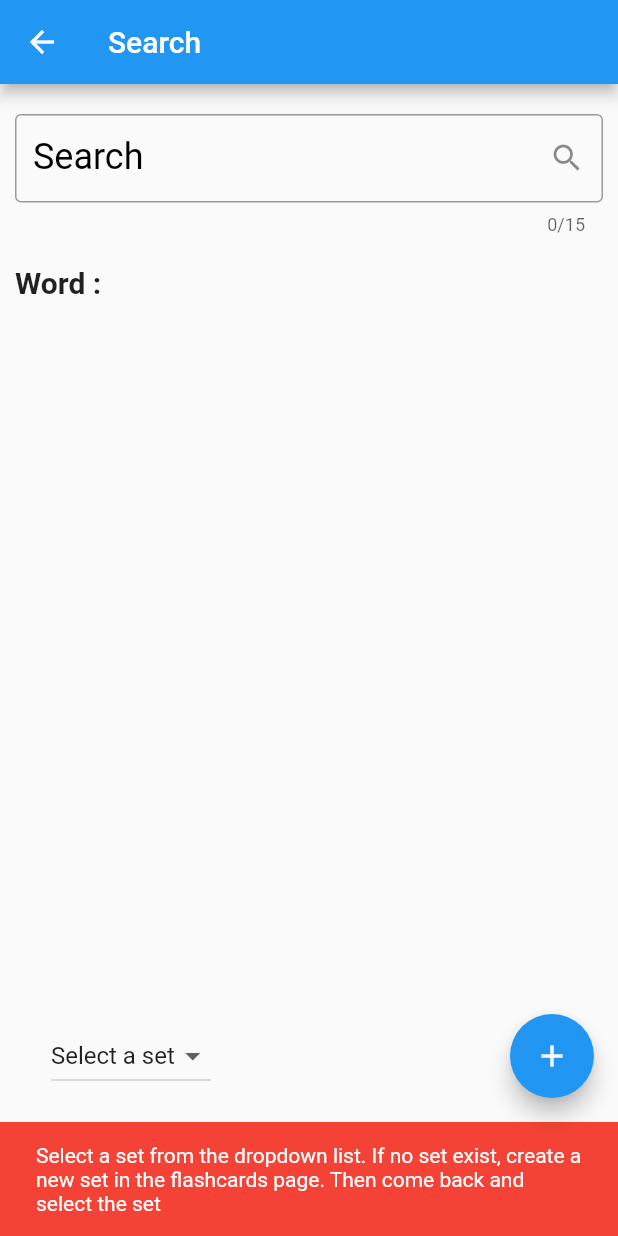
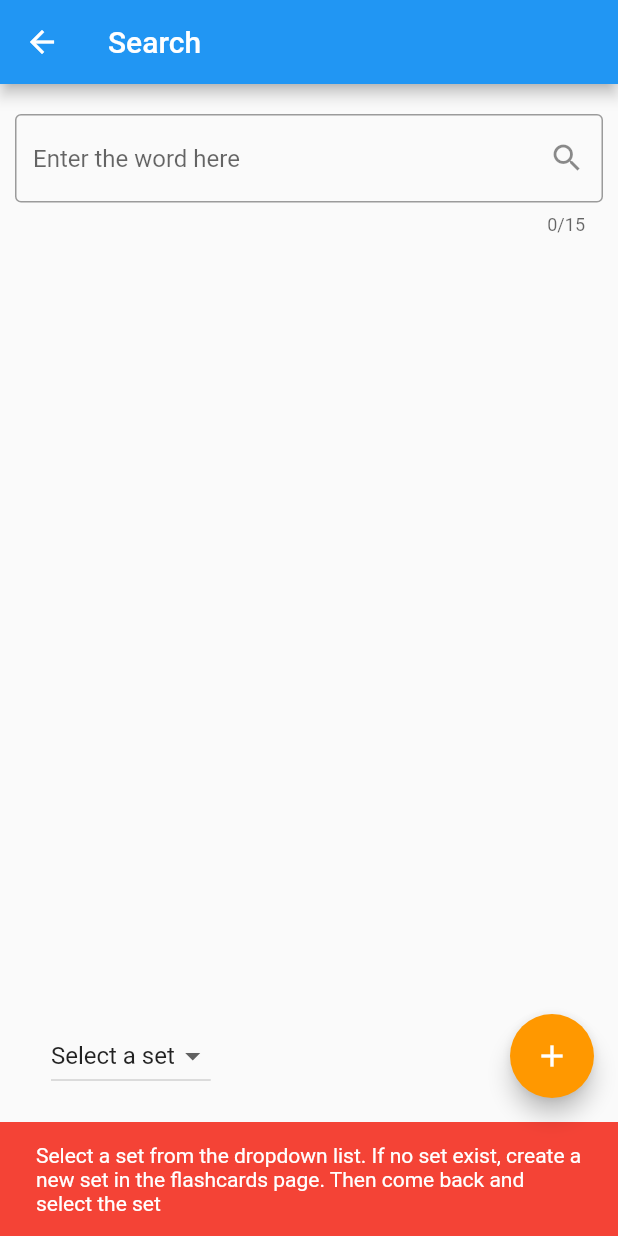
Before and after one commit to Mckenz31/vocabsFlash, a Flutter app: the Search screen opened by its route, after a tap on the "add" icon, on a phone screen of 412 x 824 dp. Run offline on Flutter 3.47's test engine with Material 2 defaults, Android fonts, the phone set to English and light mode, and no system bars; our stand-ins replace audioplayers, flip_card, hive, hive_flutter, introduction_screen; accounts and stored records are empty; generated files the repository leaves out were written again.

Commit message:
major cleaning and fixes P1

```diff
--- a/lib/pages/flashcards.dart
+++ b/lib/pages/flashcards.dart
@@ -225,7 +225,7 @@ class _FlashCardsState extends State<FlashCards> {
    FlipCard buildFlipCardP2() {
      return FlipCard(
         fill: Fill
-            .fillBack, // Fill the back side of the card to make in the same size as the front.
+            .fillBack, //
         direction: FlipDirection.HORIZONTAL, // default
         front: Container(
           width: double.infinity,
@@ -237,7 +237,7 @@ class _FlashCardsState extends State<FlashCards> {
               Text(
                 setBox.getAt(val).word,
                 style: TextStyle(
-                  fontSize: 100,
+                  fontSize: 40,
                 ),
               ),
               GestureDetector(
--- a/lib/pages/search.dart
+++ b/lib/pages/search.dart
@@ -11,13 +11,17 @@ class Search extends StatefulWidget {
 }
 
 class _SearchState extends State<Search> {
-
   Meaning result;
   String dropDownVal = 'Select a set';
   List<String> dropDownItems = ['Select a set'];
   final sets = Hive.box('vocabSets');
+  bool searchEntered = false;
+  bool isLoading = false;
+  bool NoSuchMethdError = false;
 
   Future getMeaning(String word) async {
+    result = null;
+    try{
       var response = await http
           .get(Uri.https('api.dictionaryapi.dev', 'api/v2/entries/en/$word'));
       var jsonData = jsonDecode(response.body);
@@ -46,15 +50,18 @@ class _SearchState extends State<Search> {
               : "No Example Found",);
       });
       print(result.antonyms);
+      isLoading = false;
+    } on NoSuchMethodError catch(e){
+      NoSuchMethdError = true;
     }
-
+  }
 
   TextEditingController _searchController = TextEditingController();
 
   @override
   void initState() {
     super.initState();
-    for(int i=0; i<sets.length; i++){
+    for (int i = 0; i < sets.length; i++) {
       dropDownItems.add(sets.getAt(i));
     }
   }
@@ -76,29 +83,35 @@ class _SearchState extends State<Search> {
                   controller: _searchController,
                   decoration: InputDecoration(
                       hintText: "Enter the word here",
-                        labelText: "Search",
-                        labelStyle:
-                            TextStyle(fontSize: 24, color: Colors.black),
+                      labelStyle: TextStyle(fontSize: 24, color: Colors.black),
                       border: OutlineInputBorder(),
                       suffixIcon: IconButton(
                         icon: Icon(Icons.search),
                         onPressed: () => getMeaning(_searchController.text),
                       )),
                   maxLength: 15,
-                    onSubmitted: (value){
+                  onSubmitted: (value) {
+                    setState(() {
+                      isLoading = true;
                       getMeaning(_searchController.text);
+                      searchEntered = true;
+                    });
                   },
                 ),
                 SizedBox(
                   height: 20,
                 ),
-                  Text('Word : ' + _searchController.text,
-                      style:
-                          TextStyle(fontWeight: FontWeight.bold, fontSize: 20)),
+                searchEntered
+                    ? Text('Word : ' + _searchController.text,
+                    style: TextStyle(
+                        fontWeight: FontWeight.bold, fontSize: 20))
+                    : Text(""),
                 SizedBox(
                   height: 15,
                 ),
-                  result != null ? Result(result) : Text(''),
+                result != null
+                    ? Result(result)
+                    : buildCircularProgressIndicator(),
               ],
             ),
           ),
@@ -111,13 +124,13 @@ class _SearchState extends State<Search> {
               DropdownButton(
                 dropdownColor: Colors.red,
                 value: dropDownVal,
-                onChanged: (value){
+                onChanged: (value) {
                   setState(() {
                     dropDownVal = value;
                   });
                 },
-                items: dropDownItems
-                    .map<DropdownMenuItem<String>>((String value) {
+                items:
+                dropDownItems.map<DropdownMenuItem<String>>((String value) {
                   return DropdownMenuItem<String>(
                     value: value,
                     child: Text(value),
@@ -125,19 +138,34 @@ class _SearchState extends State<Search> {
                 }).toList(),
               ),
               FloatingActionButton(
-                child: Icon(Icons.add),
-                onPressed: (){
-                  if(dropDownVal != 'Select a set' && _searchController.text != null){
+                backgroundColor: Colors.orange,
+                child: Icon(
+                  Icons.add,
+                ),
+                onPressed: () {
+                  if (dropDownVal != 'Select a set' &&
+                      _searchController.text != null) {
                     final setName = Hive.box<VocabSetModel>(dropDownVal);
-                    final values = VocabSetModel(word: result.word, meaning: result.meanings, learnt: false, inProcess: false, inComplete: true, synonym: result.synonyms, antonym: result.antonyms, example: result.example, audioURL: result.audioUrl);
+                    final values = VocabSetModel(
+                        word: result.word,
+                        meaning: result.meanings,
+                        learnt: false,
+                        inProcess: false,
+                        inComplete: true,
+                        synonym: result.synonyms,
+                        antonym: result.antonyms,
+                        example: result.example,
+                        audioURL: result.audioUrl);
                     setName.add(values);
-                    final snackBar = SnackBar(content: Text('Word added'),
+                    final snackBar = SnackBar(
+                      content: Text('Word added'),
                       backgroundColor: Colors.green,
                     );
                     ScaffoldMessenger.of(context).showSnackBar(snackBar);
-                  }
-                  else{
-                    final snackBar = SnackBar(content: Text('Select a set from the dropdown list. If no set exist, create a new set in the flashcards page. Then come back and select the set'),
+                  } else {
+                    final snackBar = SnackBar(
+                      content: Text(
+                          'Select a set from the dropdown list. If no set exist, create a new set in the flashcards page. Then come back and select the set'),
                       backgroundColor: Colors.red,
                     );
                     ScaffoldMessenger.of(context).showSnackBar(snackBar);
@@ -150,12 +178,44 @@ class _SearchState extends State<Search> {
       ),
     );
   }
+
+  Widget buildCircularProgressIndicator() {
+    if(NoSuchMethdError){
+      return Text("An Error has occurred");
+    }
+    else if(isLoading){
+      return Expanded(
+            child: Container(
+              child: Center(
+                child: CircularProgressIndicator(
+                  color: Colors.deepOrange,
+                ),
+              ),
+            ),
+          );
+    }
+    else {
+      return Text("");
+    }
+    // return isLoading
+    //     ? Expanded(
+    //   child: Container(
+    //     child: Center(
+    //       child: CircularProgressIndicator(
+    //         color: Colors.deepOrange,
+    //       ),
+    //     ),
+    //   ),
+    // )
+    //     : Text("");
+  }
 }
 
 class Meaning {
   final String word, audioUrl, meanings, example, origin;
   List<dynamic> antonyms, synonyms;
-  Meaning({this.word,
+  Meaning(
+      {this.word,
         this.meanings,
         this.audioUrl,
         this.example,
--- a/lib/pages/vocabsets.dart
+++ b/lib/pages/vocabsets.dart
@@ -24,7 +24,7 @@ class _VocabSetsState extends State<VocabSets> {
 
   @override
   Widget build(BuildContext context) {
-    bool mode = Hive.box('settings').get('darkMode');
+    bool mode = Hive.box('settings').get('darkMode', defaultValue: false);
     return Scaffold(
       backgroundColor: mode ? Colors.black : Colors.white,
       appBar: AppBar(
@@ -117,7 +117,7 @@ class _VocabSetsState extends State<VocabSets> {
                                 }
                               },
                               child: Text(
-                                'Submit',
+                                'Create',
                                 style: TextStyle(
                                   color: Colors.black,
                                 ),
@@ -125,7 +125,7 @@ class _VocabSetsState extends State<VocabSets> {
                               style: ButtonStyle(
                                 backgroundColor:
                                     MaterialStateProperty.all<Color>(
-                                        Colors.blue),
+                                        Colors.deepOrange),
                               ),
                             ),
                             SizedBox(height: 10,)
```
Also changed, not shown: lib/pages/practicecards.dart (+4 -3 lines), lib/pages/settings.dart (+28 -1 lines), pubspec.lock, 2 other files. Lines whose indentation alone changed are shown as unchanged.
